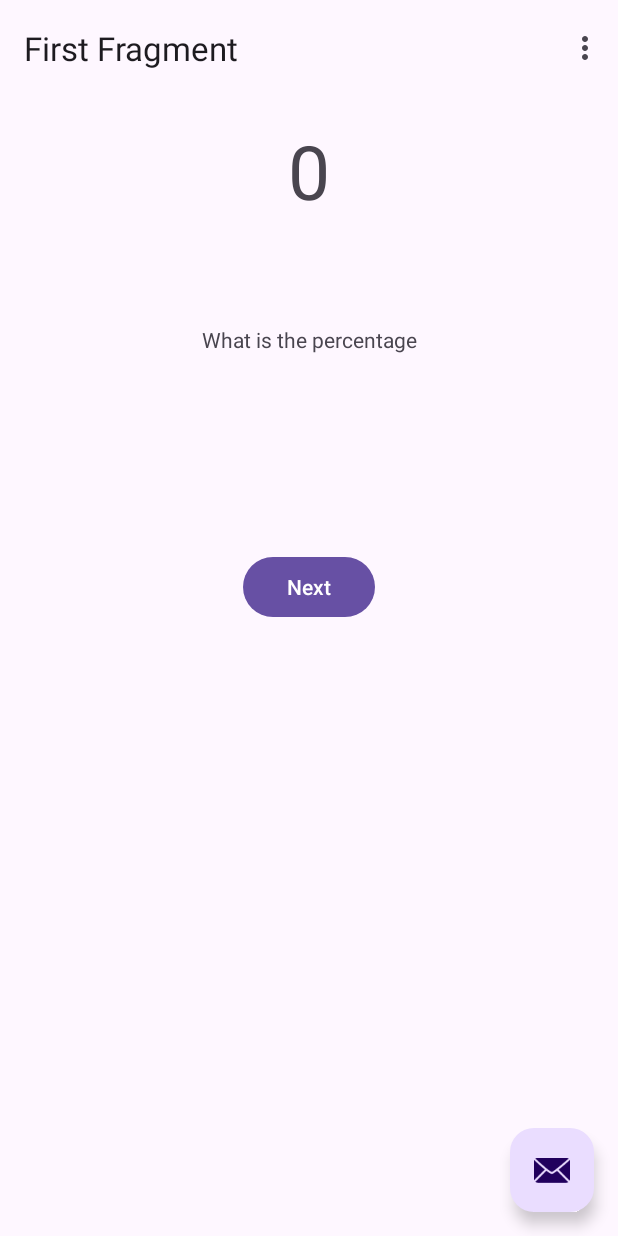
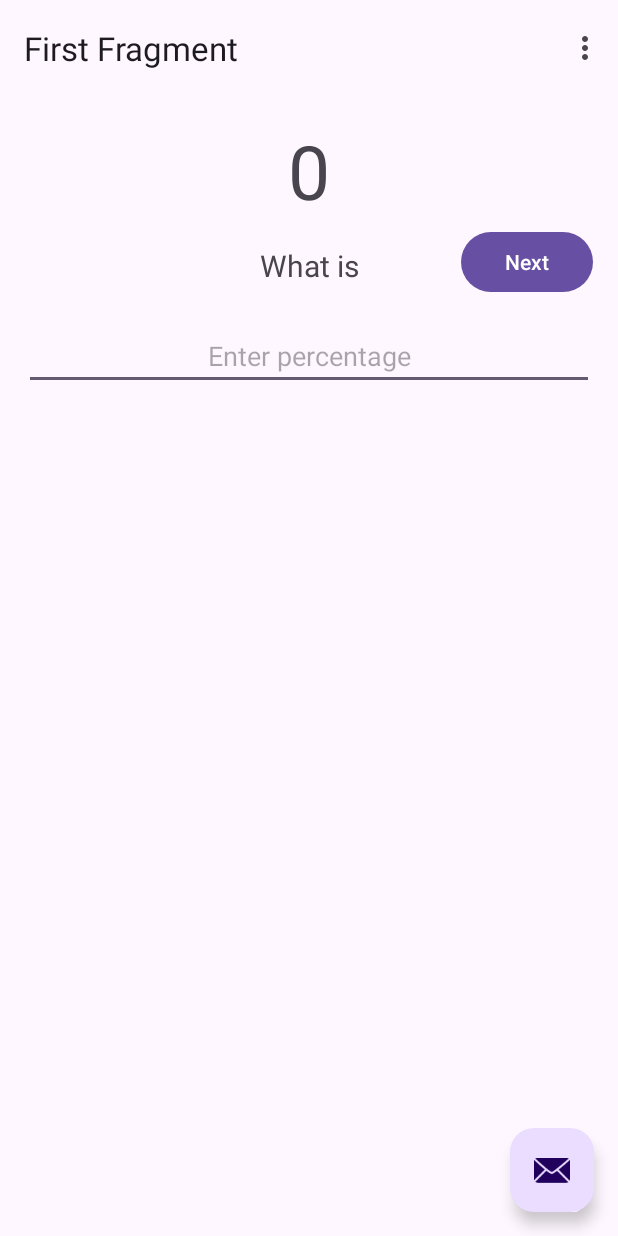
Before and after one commit to alimovlex/Sandbox_DevSlopes, an Android app: the screen it shows after launch (MainActivity), on a phone screen of 412 x 824 dp. Run offline under Robolectric (Android 15) with nearby library versions, the phone set to English and light mode, and no system bars; our stand-ins replace navigation-ui.

Commit message:
Implemented first part of the demo application.

```diff
--- a/Android/Sandbox/app/src/main/res/layout/fragment_first.xml
+++ b/Android/Sandbox/app/src/main/res/layout/fragment_first.xml
@@ -15,12 +15,14 @@
             android:id="@+id/button_first"
             android:layout_width="wrap_content"
             android:layout_height="wrap_content"
-            android:layout_marginTop="131dp"
+            android:layout_marginStart="67dp"
+            android:layout_marginTop="11dp"
+            android:layout_marginBottom="24dp"
             android:text="@string/next"
+            app:layout_constraintBottom_toTopOf="@+id/textInputEditText"
             app:layout_constraintEnd_toEndOf="parent"
-            app:layout_constraintHorizontal_bias="0.5"
-            app:layout_constraintStart_toStartOf="parent"
-            app:layout_constraintTop_toBottomOf="@+id/textView" />
+            app:layout_constraintStart_toEndOf="@+id/textView"
+            app:layout_constraintTop_toBottomOf="@+id/totalTextView" />
 
         <TextView
             android:id="@+id/totalTextView"
@@ -38,11 +40,31 @@
             android:id="@+id/textView"
             android:layout_width="wrap_content"
             android:layout_height="wrap_content"
-            android:layout_marginTop="69dp"
-            android:text="What is the percentage"
+            android:layout_marginTop="16dp"
+            android:text="What is"
+            android:textSize="20sp"
             app:layout_constraintEnd_toEndOf="parent"
-            app:layout_constraintHorizontal_bias="0.5"
             app:layout_constraintStart_toStartOf="parent"
             app:layout_constraintTop_toBottomOf="@+id/totalTextView" />
+
+        <com.google.android.material.textfield.TextInputLayout
+            android:layout_width="409dp"
+            android:layout_height="wrap_content"
+            tools:layout_editor_absoluteX="17dp"
+            tools:layout_editor_absoluteY="280dp">
+
+        </com.google.android.material.textfield.TextInputLayout>
+
+        <com.google.android.material.textfield.TextInputEditText
+            android:id="@+id/textInputEditText"
+            android:layout_width="match_parent"
+            android:layout_height="wrap_content"
+            android:layout_marginTop="24dp"
+            android:hint="Enter percentage"
+            android:textAlignment="center"
+            app:layout_constraintEnd_toEndOf="parent"
+            app:layout_constraintHorizontal_bias="0.0"
+            app:layout_constraintStart_toStartOf="parent"
+            app:layout_constraintTop_toBottomOf="@+id/textView" />
     </androidx.constraintlayout.widget.ConstraintLayout>
 </androidx.core.widget.NestedScrollView>
```
